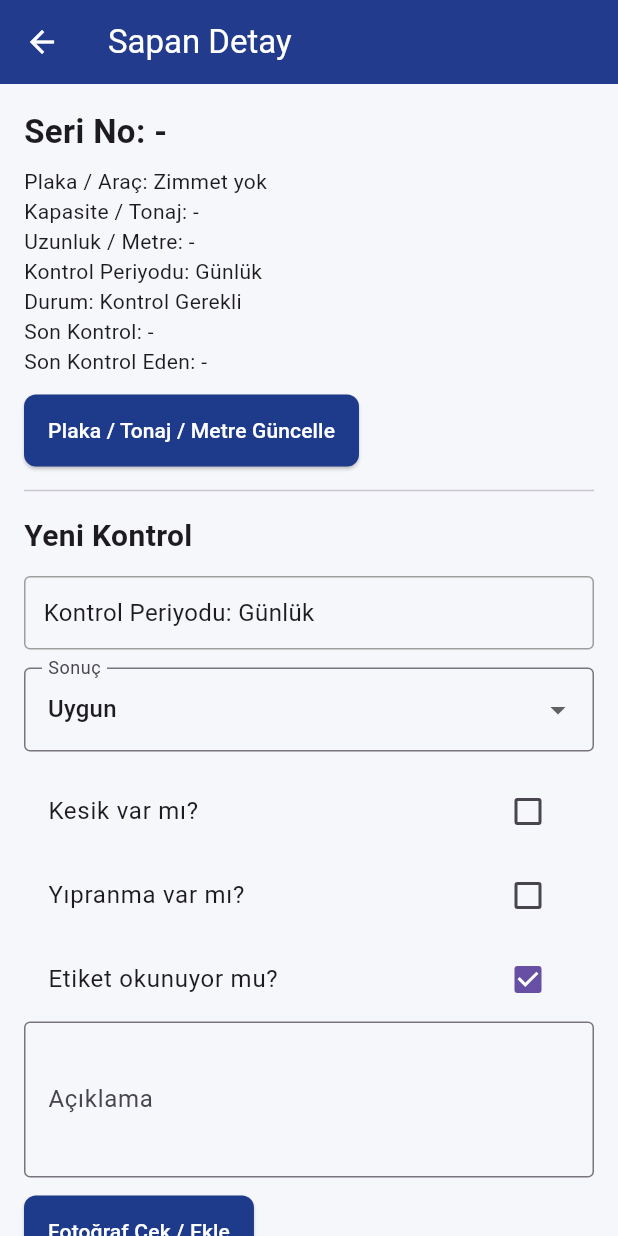
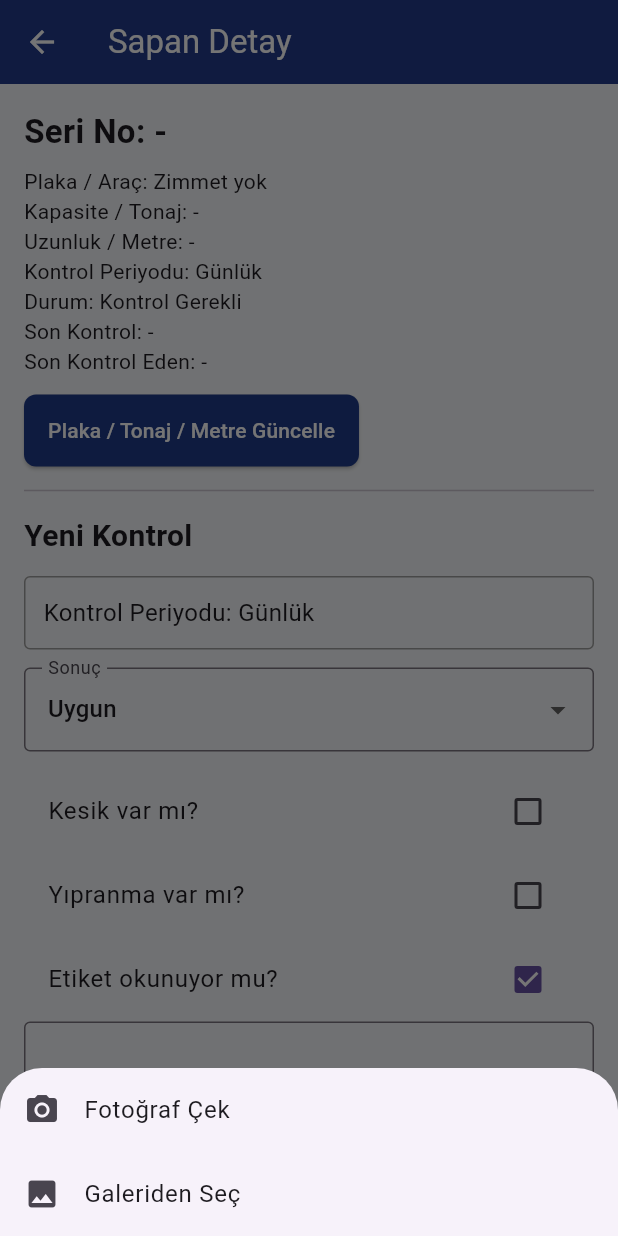
Before and after one commit to denosdanismanlik-coder/sapan_takip, a Flutter app: the SapanDetay screen opened directly with empty values, after a tap on "Fotoğraf Çek / Ekle", on a phone screen of 412 x 824 dp. Run offline on Flutter 3.47's test engine with Material 3 defaults, Android fonts, the light colour scheme and no system bars; our stand-ins replace cloud_firestore, firebase_auth, firebase_core, firebase_storage, image_picker; missing offline and left inert: excel, mobile_scanner; accounts and stored records are empty.

Commit message:
Update main.dart

```diff
--- a/lib/main.dart
+++ b/lib/main.dart
@@ -762,9 +762,34 @@ class _SapanDetayState extends State<SapanDetay> {
   final ImagePicker _picker = ImagePicker();
 
  Future<void> fotoSec() async {
+  final secim = await showModalBottomSheet<ImageSource>(
+    context: context,
+    builder: (context) {
+      return SafeArea(
+        child: Column(
+          mainAxisSize: MainAxisSize.min,
+          children: [
+            ListTile(
+              leading: const Icon(Icons.camera_alt),
+              title: const Text("Fotoğraf Çek"),
+              onTap: () => Navigator.pop(context, ImageSource.camera),
+            ),
+            ListTile(
+              leading: const Icon(Icons.photo),
+              title: const Text("Galeriden Seç"),
+              onTap: () => Navigator.pop(context, ImageSource.gallery),
+            ),
+          ],
+        ),
+      );
+    },
+  );
+
+  if (secim == null) return;
+
   try {
     final XFile? foto = await _picker.pickImage(
-        source: ImageSource.gallery,
+      source: secim,
       imageQuality: 70,
       maxWidth: 1600,
     );
```
Lines whose indentation alone changed are shown as unchanged.
